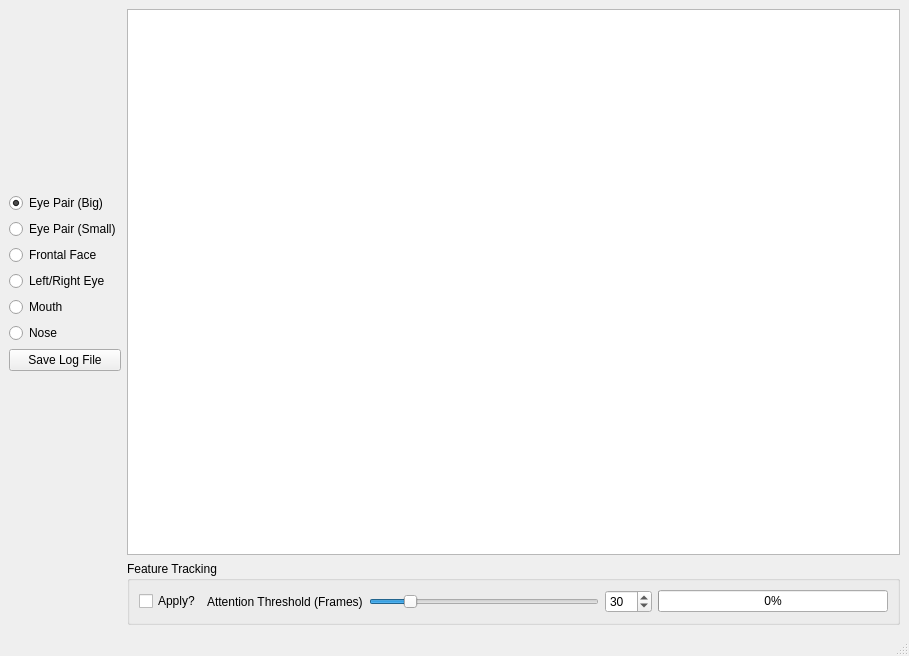
Before: the Qt Designer form FinalProject.ui in collinedington/Final_Project, drawn with Qt 5.
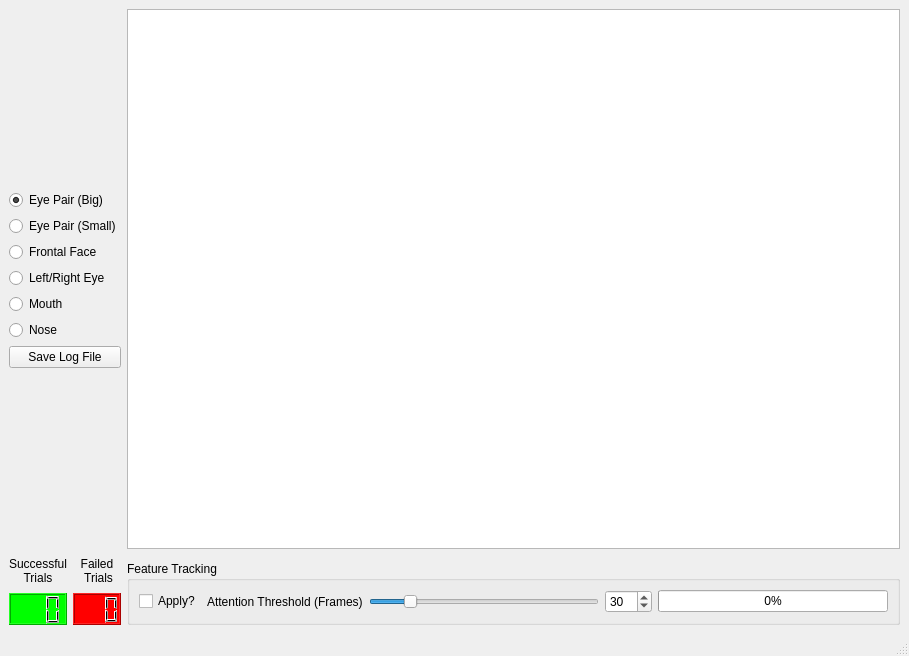
After: the same form once the commit is applied.

Commit message:
Update bonanza: GUI, timer, counters, trials
Updated by Collin on 12/12/2011
- The timer is now in ms
- There are correct trials, and they are randomly advanced through a slot
- Trial success/failure LCDs in GUI
- Some consolidated counter stuff
- etc.

```diff
--- a/FinalProject.ui
+++ b/FinalProject.ui
@@ -175,6 +175,72 @@
       </layout>
      </widget>
     </item>
+    <item row="1" column="0" rowspan="2">
+     <layout class="QGridLayout" name="gridLayout_3">
+      <item row="1" column="1">
+       <widget class="QLCDNumber" name="lcdFailedTrials">
+        <property name="styleSheet">
+         <string notr="true">background-color: rgb(255, 0, 0);</string>
+        </property>
+        <property name="numDigits">
+         <number>3</number>
+        </property>
+       </widget>
+      </item>
+      <item row="1" column="0">
+       <widget class="QLCDNumber" name="lcdSuccessfulTrials">
+        <property name="styleSheet">
+         <string notr="true">background-color: rgb(0, 255, 0);</string>
+        </property>
+        <property name="numDigits">
+         <number>3</number>
+        </property>
+       </widget>
+      </item>
+      <item row="0" column="0">
+       <widget class="QLabel" name="label_2">
+        <property name="sizePolicy">
+         <sizepolicy hsizetype="Preferred" vsizetype="Preferred">
+          <horstretch>0</horstretch>
+          <verstretch>0</verstretch>
+         </sizepolicy>
+        </property>
+        <property name="maximumSize">
+         <size>
+          <width>77</width>
+          <height>16777215</height>
+         </size>
+        </property>
+        <property name="lineWidth">
+         <number>1</number>
+        </property>
+        <property name="text">
+         <string>Successful Trials</string>
+        </property>
+        <property name="alignment">
+         <set>Qt::AlignCenter</set>
+        </property>
+        <property name="wordWrap">
+         <bool>true</bool>
+        </property>
+       </widget>
+      </item>
+      <item row="0" column="1">
+       <widget class="QLabel" name="label_3">
+        <property name="text">
+         <string>Failed
+ Trials</string>
+        </property>
+        <property name="alignment">
+         <set>Qt::AlignCenter</set>
+        </property>
+        <property name="wordWrap">
+         <bool>true</bool>
+        </property>
+       </widget>
+      </item>
+     </layout>
+    </item>
    </layout>
   </widget>
   <widget class="QMenuBar" name="menubar">
```
The commit also changes 4 other files.
